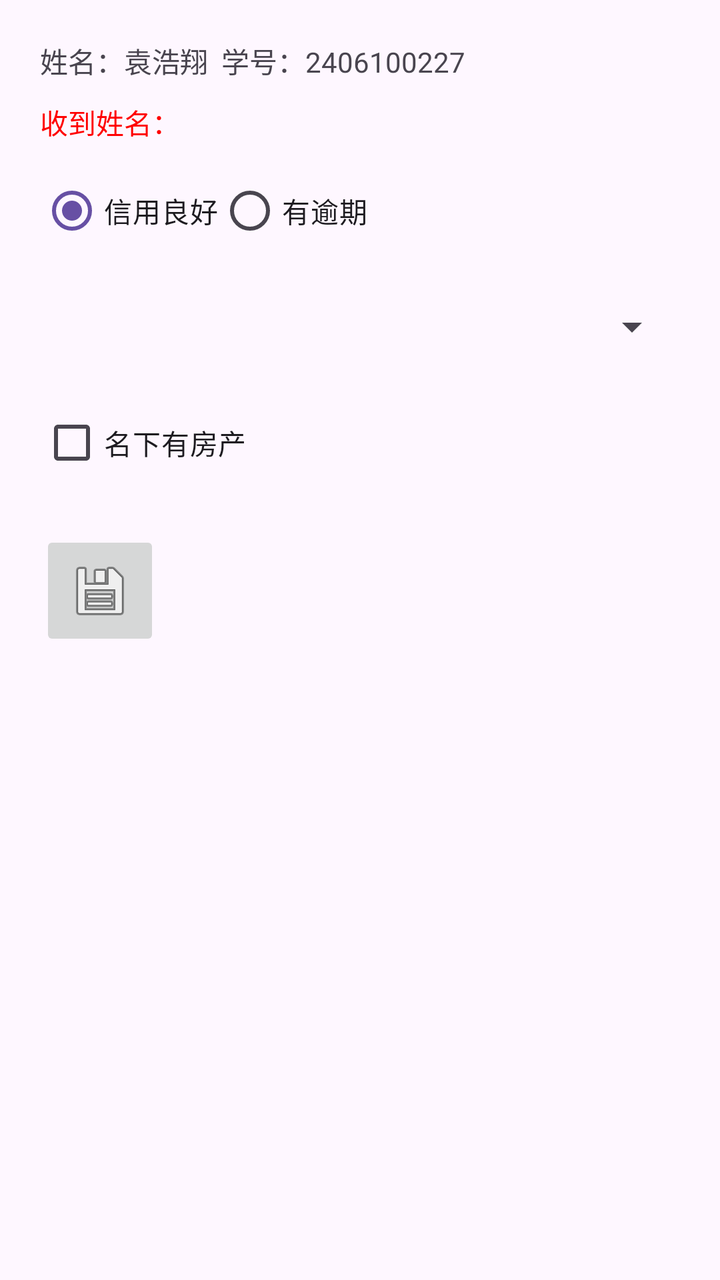
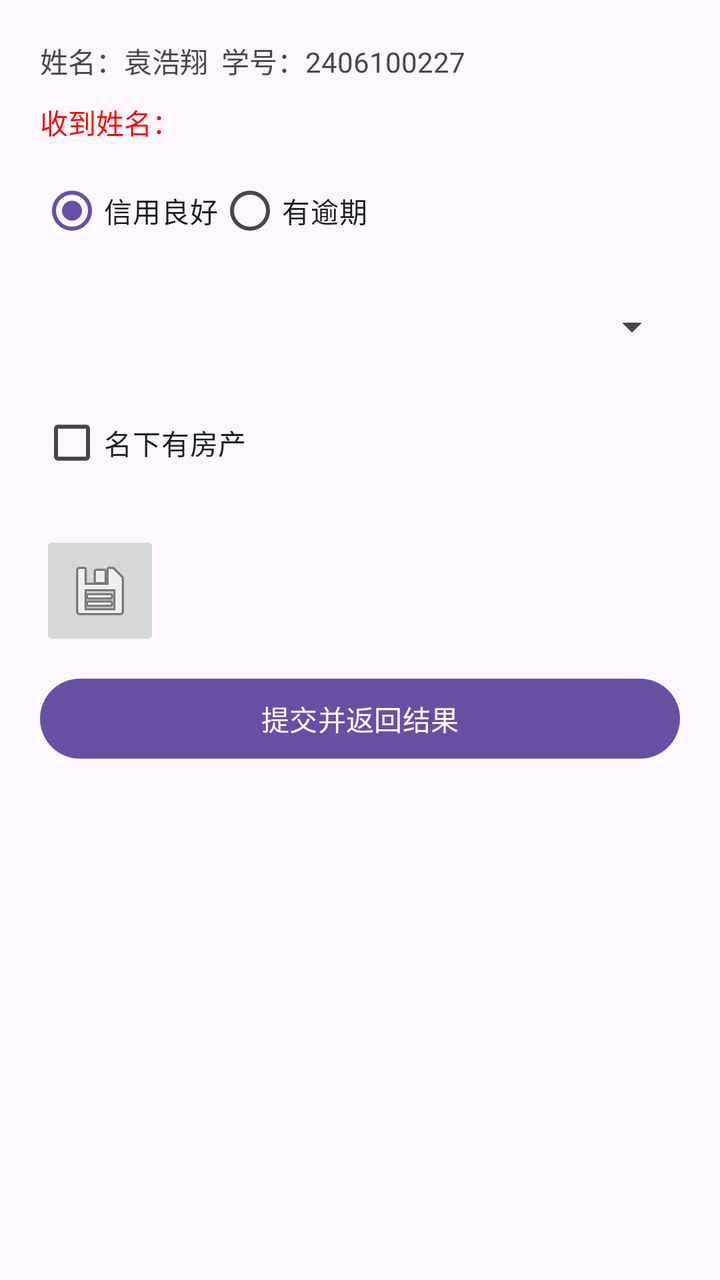

Two renders of the same Android screen: before a commit and after it. Below are the layout's source before the change and the commit's diff.
<!-- AndroidManifest.xml: application theme Theme.HelloWorld -->
<!-- res/layout/activity_add.xml -->
<?xml version="1.0" encoding="utf-8"?>
<LinearLayout xmlns:android="http://schemas.android.com/apk/res/android"
    android:layout_width="match_parent"
    android:layout_height="match_parent"
    android:orientation="vertical"
    android:padding="20dp">

    <TextView
        android:layout_width="match_parent"
        android:layout_height="wrap_content"
        android:text="姓名：袁浩翔  学号：2406100227" />

    <TextView
        android:id="@+id/tv_receive"
        android:layout_width="match_parent"
        android:layout_height="wrap_content"
        android:textColor="#FF0000"
        android:layout_marginTop="10dp"
        android:text="收到姓名：" />

    
    <RadioGroup
        android:id="@+id/rg_type"
        android:layout_width="match_parent"
        android:layout_height="wrap_content"
        android:orientation="horizontal"
        android:layout_marginTop="10dp">
        <RadioButton android:id="@+id/rb_good" android:layout_width="wrap_content" android:layout_height="wrap_content" android:text="信用良好" android:checked="true"/>
        <RadioButton android:id="@+id/rb_bad" android:layout_width="wrap_content" android:layout_height="wrap_content" android:text="有逾期" />
    </RadioGroup>

    
    <Spinner
        android:id="@+id/spinner_job"
        android:layout_width="match_parent"
        android:layout_height="48dp"
        android:layout_marginTop="10dp" />

    
    <CheckBox
        android:id="@+id/cb_house"
        android:layout_width="wrap_content"
        android:layout_height="wrap_content"
        android:layout_marginTop="10dp"
        android:text="名下有房产" />

    
    <ImageButton
        android:layout_width="60dp"
        android:layout_height="60dp"
        android:layout_marginTop="20dp"
        android:src="@android:drawable/ic_menu_save"
        android:contentDescription="保存" />
</LinearLayout>
<!-- resources referenced by this layout -->
<resources>
  <style name="Theme.HelloWorld" parent="Base.Theme.HelloWorld" />
  <style name="Base.Theme.HelloWorld" parent="Theme.Material3.DayNight.NoActionBar">
          
          
      </style>
</resources>

<!-- the commit's change to res/layout/activity_add.xml (unified diff, before → after) -->
@@ -51,4 +51,10 @@
         android:layout_marginTop="20dp"
         android:src="@android:drawable/ic_menu_save"
         android:contentDescription="保存" />
+    <Button
+        android:id="@+id/btn_save"
+        android:layout_width="match_parent"
+        android:layout_height="wrap_content"
+        android:layout_marginTop="10dp"
+        android:text="提交并返回结果" />
 </LinearLayout>
